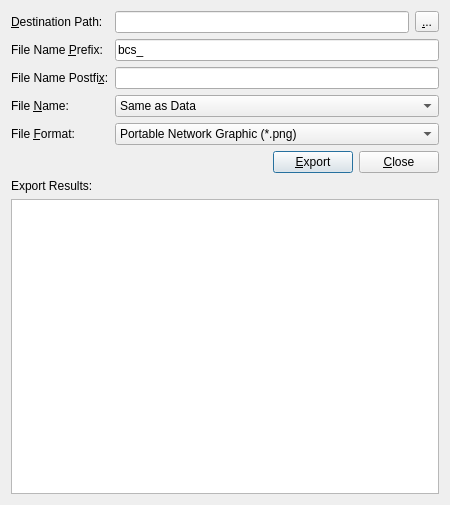
open-vela/external_zint, file frontend_qt/extExport.ui: the form before one commit.
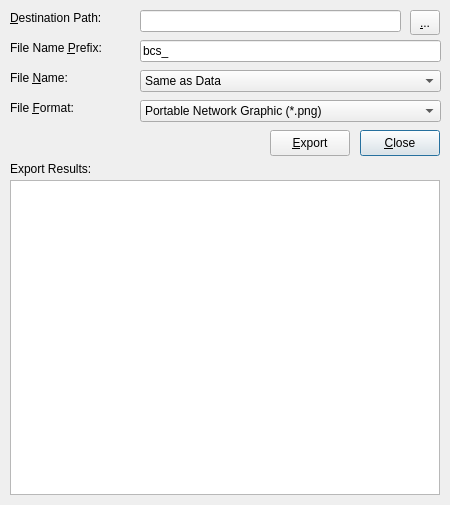
The form after the commit. Icons and pictures are not drawn.

What changed in the file:
```diff
--- a/frontend_qt/extExport.ui
+++ b/frontend_qt/extExport.ui
@@ -10,6 +10,24 @@
     <height>505</height>
    </rect>
   </property>
+  <property name="sizePolicy">
+   <sizepolicy hsizetype="Fixed" vsizetype="Fixed">
+    <horstretch>0</horstretch>
+    <verstretch>0</verstretch>
+   </sizepolicy>
+  </property>
+  <property name="minimumSize">
+   <size>
+    <width>450</width>
+    <height>505</height>
+   </size>
+  </property>
+  <property name="maximumSize">
+   <size>
+    <width>450</width>
+    <height>505</height>
+   </size>
+  </property>
   <property name="windowTitle">
    <string>Export Barcodes</string>
   </property>
@@ -17,23 +35,6 @@
    <iconset resource="resources.qrc">
     <normaloff>:res/zint-qt.ico</normaloff>:res/zint-qt.ico</iconset>
   </property>
-  <layout class="QVBoxLayout" name="verticalLayoutExp">
-   <item>
-    <layout class="QGridLayout" name="gridLayoutExpFile">
-     <item row="0" column="0">
-      <widget class="QLabel" name="lblDestPath">
-       <property name="text">
-        <string>&amp;Destination Path:</string>
-       </property>
-       <property name="toolTip">
-        <string>Destination folder</string>
-       </property>
-       <property name="buddy">
-        <cstring>linDestPath</cstring>
-       </property>
-      </widget>
-     </item>
-     <item row="0" column="1">
       <widget class="QLineEdit" name="linDestPath">
        <property name="geometry">
         <rect>
@@ -47,32 +48,15 @@
         <string>Destination folder</string>
        </property>
       </widget>
-     </item>
-     <item row="0" column="2">
-      <widget class="QToolButton" name="btnDestPath">
-       <property name="toolTip">
-        <string>Find a destination for your files</string>
-       </property>
-       <property name="text">
-        <string>&amp;...</string>
-       </property>
-      </widget>
-     </item>
-     <item row="1" column="0">
-      <widget class="QLabel" name="lblPrefix">
-       <property name="text">
-        <string>File Name &amp;Prefix:</string>
-       </property>
-       <property name="toolTip">
-        <string>The first part of the filenames</string>
-       </property>
-       <property name="buddy">
-        <cstring>linPrefix</cstring>
-       </property>
-      </widget>
-     </item>
-     <item row="1" column="1" colspan="2">
       <widget class="QLineEdit" name="linPrefix">
+   <property name="geometry">
+    <rect>
+     <x>140</x>
+     <y>40</y>
+     <width>301</width>
+     <height>22</height>
+    </rect>
+   </property>
        <property name="toolTip">
         <string>The first part of the filenames</string>
        </property>
@@ -80,45 +64,15 @@
         <string>bcs_</string>
        </property>
       </widget>
-     </item>
-     <item row="2" column="0">
-      <widget class="QLabel" name="lblPostfix">
-       <property name="text">
-        <string>File Name Postfi&amp;x:</string>
-       </property>
-       <property name="toolTip">
-        <string>The last part of the filenames</string>
-       </property>
-       <property name="buddy">
-        <cstring>linPostfix</cstring>
-       </property>
-      </widget>
-     </item>
-     <item row="2" column="1" colspan="2">
-      <widget class="QLineEdit" name="linPostfix">
-       <property name="toolTip">
-        <string>The last part of the filenames</string>
-       </property>
-       <property name="text">
-        <string></string>
-       </property>
-      </widget>
-     </item>
-     <item row="3" column="0">
-      <widget class="QLabel" name="lblFileName">
-       <property name="text">
-        <string>File &amp;Name:</string>
-       </property>
-       <property name="toolTip">
-        <string>Set the naming convention used by the files</string>
-       </property>
-       <property name="buddy">
-        <cstring>cmbFileName</cstring>
-       </property>
-      </widget>
-     </item>
-     <item row="3" column="1" colspan="2">
       <widget class="QComboBox" name="cmbFileName">
+   <property name="geometry">
+    <rect>
+     <x>140</x>
+     <y>70</y>
+     <width>301</width>
+     <height>22</height>
+    </rect>
+   </property>
        <property name="toolTip">
         <string>Set the naming convention used by the files</string>
        </property>
@@ -133,22 +87,15 @@
         </property>
        </item>
       </widget>
-     </item>
-     <item row="4" column="0">
-      <widget class="QLabel" name="lblFileFormat">
-       <property name="text">
-        <string>File &amp;Format:</string>
-       </property>
-       <property name="toolTip">
-        <string>The type of file which you want to create</string>
-       </property>
-       <property name="buddy">
-        <cstring>cmbFileFormat</cstring>
-       </property>
-      </widget>
-     </item>
-     <item row="4" column="1" colspan="2">
       <widget class="QComboBox" name="cmbFileFormat">
+   <property name="geometry">
+    <rect>
+     <x>140</x>
+     <y>100</y>
+     <width>301</width>
+     <height>22</height>
+    </rect>
+   </property>
        <property name="toolTip">
         <string>The type of file which you want to create</string>
        </property>
@@ -193,36 +140,107 @@
         </property>
        </item>
       </widget>
-     </item>
-    </layout>
-   </item>
-   <item>
-    <layout class="QHBoxLayout" name="horzLayoutExpBtns">
-     <item>
-      <spacer name="horzSpacerExpBtns">
-       <property name="orientation">
-        <enum>Qt::Horizontal</enum>
-       </property>
-       <property name="sizeHint" stdset="0">
-        <size>
-         <width>40</width>
-         <height>20</height>
-        </size>
-       </property>
-      </spacer>
-     </item>
-     <item>
-      <widget class="QPushButton" name="btnOK">
+  <widget class="QToolButton" name="btnDestPath">
+   <property name="geometry">
+    <rect>
+     <x>410</x>
+     <y>10</y>
+     <width>30</width>
+     <height>25</height>
+    </rect>
+   </property>
+   <property name="toolTip">
+    <string>Find a destination for your files</string>
+   </property>
        <property name="text">
-        <string>&amp;Export</string>
-       </property>
+    <string>&amp;...</string>
+   </property>
+  </widget>
+  <widget class="QLabel" name="label">
+   <property name="geometry">
+    <rect>
+     <x>10</x>
+     <y>10</y>
+     <width>121</width>
+     <height>16</height>
+    </rect>
+   </property>
+   <property name="text">
+    <string>&amp;Destination Path:</string>
+   </property>
        <property name="toolTip">
-        <string>Create files</string>
-       </property>
-      </widget>
-     </item>
-     <item>
+    <string>Destination folder</string>
+   </property>
+   <property name="buddy">
+    <cstring>linDestPath</cstring>
+   </property>
+  </widget>
+  <widget class="QLabel" name="label_2">
+   <property name="geometry">
+    <rect>
+     <x>10</x>
+     <y>40</y>
+     <width>111</width>
+     <height>16</height>
+    </rect>
+   </property>
+   <property name="text">
+    <string>File Name &amp;Prefix:</string>
+   </property>
+   <property name="toolTip">
+    <string>The first part of the filenames</string>
+   </property>
+   <property name="buddy">
+    <cstring>linPrefix</cstring>
+   </property>
+  </widget>
+  <widget class="QLabel" name="label_3">
+   <property name="geometry">
+    <rect>
+     <x>10</x>
+     <y>70</y>
+     <width>111</width>
+     <height>16</height>
+    </rect>
+   </property>
+   <property name="text">
+    <string>File &amp;Name:</string>
+   </property>
+   <property name="toolTip">
+    <string>Set the naming convention used by the files</string>
+   </property>
+   <property name="buddy">
+    <cstring>cmbFileName</cstring>
+   </property>
+  </widget>
+  <widget class="QLabel" name="label_4">
+   <property name="geometry">
+    <rect>
+     <x>10</x>
+     <y>100</y>
+     <width>111</width>
+     <height>16</height>
+    </rect>
+   </property>
+   <property name="text">
+    <string>File &amp;Format:</string>
+   </property>
+   <property name="toolTip">
+    <string>The type of file which you want to create</string>
+   </property>
+   <property name="buddy">
+    <cstring>cmbFileFormat</cstring>
+   </property>
+  </widget>
       <widget class="QPushButton" name="btnCancel">
+   <property name="geometry">
+    <rect>
+     <x>360</x>
+     <y>130</y>
+     <width>80</width>
+     <height>26</height>
+    </rect>
+   </property>
        <property name="text">
         <string>&amp;Close</string>
        </property>
@@ -230,24 +248,45 @@
         <string>Close window</string>
        </property>
       </widget>
-     </item>
-    </layout>
-   </item>
-   <item>
+  <widget class="QPushButton" name="btnOK">
+   <property name="geometry">
+    <rect>
+     <x>270</x>
+     <y>130</y>
+     <width>80</width>
+     <height>26</height>
+    </rect>
+   </property>
+   <property name="text">
+    <string>&amp;Export</string>
+   </property>
+   <property name="toolTip">
+    <string>Create files</string>
+   </property>
+  </widget>
+  <widget class="QPlainTextEdit" name="txtFeedback">
+   <property name="geometry">
+    <rect>
+     <x>10</x>
+     <y>180</y>
+     <width>430</width>
+     <height>315</height>
+    </rect>
+   </property>
+  </widget>
     <widget class="QLabel" name="lblFeedback">
+   <property name="geometry">
+    <rect>
+     <x>10</x>
+     <y>160</y>
+     <width>101</width>
+     <height>17</height>
+    </rect>
+   </property>
      <property name="text">
       <string>Export Results:</string>
      </property>
     </widget>
-   </item>
-   <item>
-    <widget class="QPlainTextEdit" name="txtFeedback">
-     <property name="readOnly">
-      <bool>true</bool>
-     </property>
-    </widget>
-   </item>
-  </layout>
  </widget>
  <resources/>
  <connections/>
```
Left out of the diff: 4 changed lines with no effect on the pictures. Lines whose indentation alone changed are shown as unchanged.
